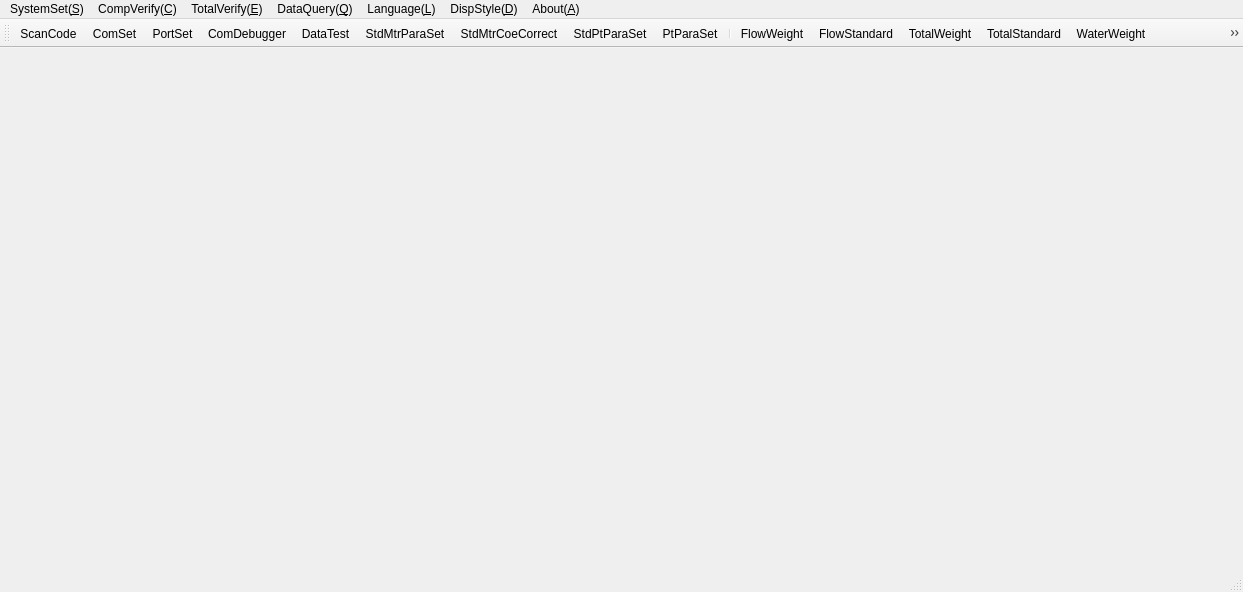
First picture: the form in source/gui50/ui/mainform50.ui, repository flimmy78/qtverify50, before the edit.
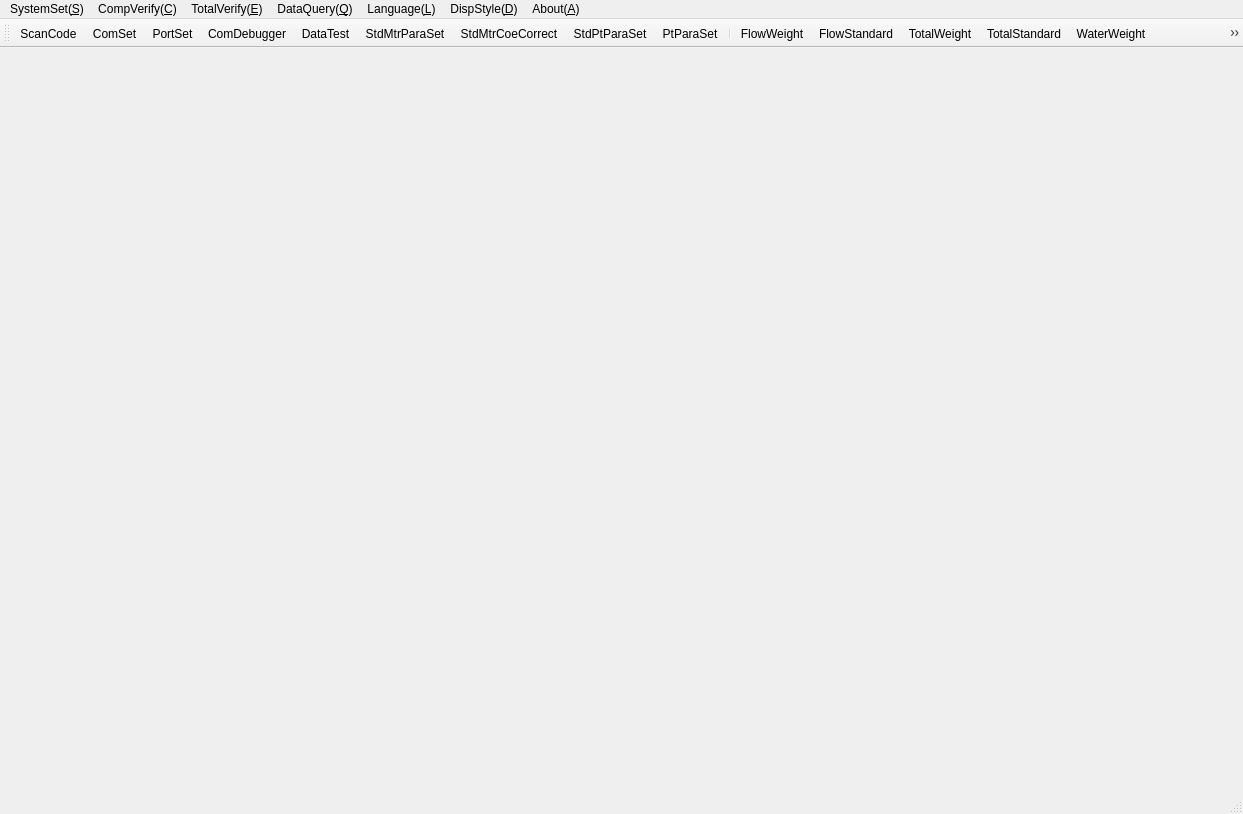
Second picture: the form after the edit. Icons and pictures are not drawn.

Commit message: 主程序中增加菜单打开水表检定结果查询界面

What changed in the file:
```diff
--- a/source/gui50/ui/mainform50.ui
+++ b/source/gui50/ui/mainform50.ui
@@ -7,7 +7,7 @@
     <x>0</x>
     <y>0</y>
     <width>1243</width>
-    <height>592</height>
+    <height>814</height>
    </rect>
   </property>
   <property name="windowTitle">
```
Left out of the diff: 10 changed lines with no effect on the pictures. The commit also changes 4 other files.
